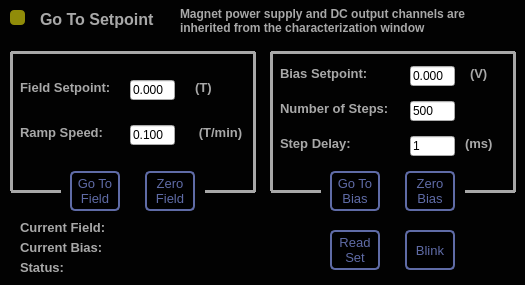
Qt form Scanner GUI/GoToSetpoint/gotoSetpoint.ui (afylab/nanoSQUID-Scanning-Software) before a commit.
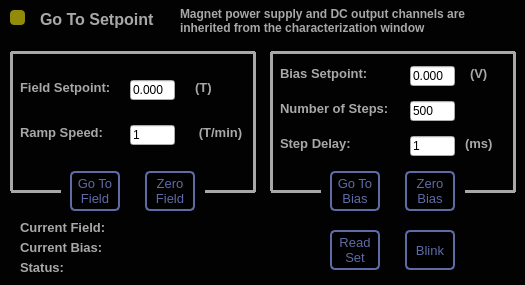
The same form after that commit. Icons and pictures are not drawn.

What changed in the file:
```diff
--- a/Scanner GUI/GoToSetpoint/gotoSetpoint.ui
+++ b/Scanner GUI/GoToSetpoint/gotoSetpoint.ui
@@ -731,7 +731,7 @@
      </rect>
     </property>
     <property name="text">
-     <string>0.100</string>
+     <string>1</string>
     </property>
     <property name="alignment">
      <set>Qt::AlignLeading|Qt::AlignLeft|Qt::AlignVCenter</set>
```
